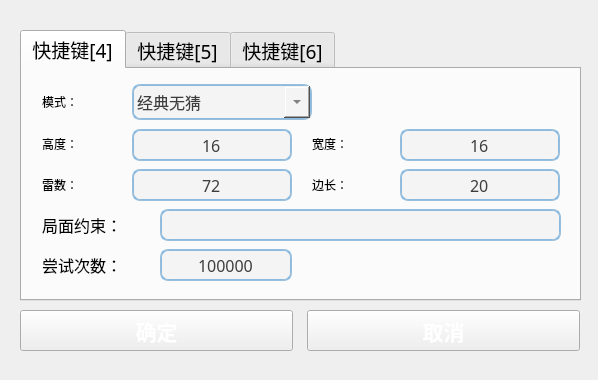
This is uiFiles/ui_gs_shortcuts.ui in ljzloser/Solvable-Minesweeper as Qt 5 draws it before an edit. The edited form follows.
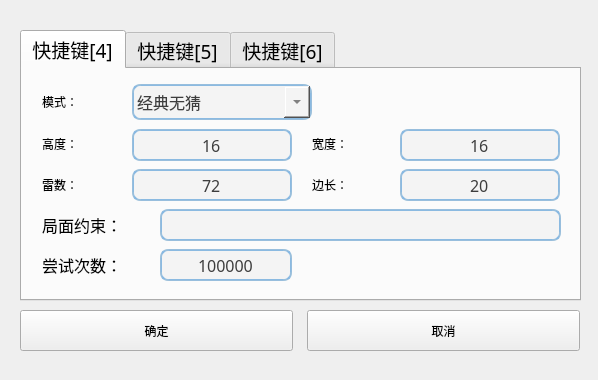
This is the edited form. Icons and pictures are not drawn.

Patch:
```diff
--- a/uiFiles/ui_gs_shortcuts.ui
+++ b/uiFiles/ui_gs_shortcuts.ui
@@ -54,23 +54,9 @@
      <height>41</height>
     </rect>
    </property>
-   <property name="font">
-    <font>
-     <family>黑体</family>
-     <pointsize>16</pointsize>
-     <weight>75</weight>
-     <italic>false</italic>
-     <bold>true</bold>
-    </font>
-   </property>
    <property name="focusPolicy">
     <enum>Qt::NoFocus</enum>
    </property>
-   <property name="styleSheet">
-    <string notr="true">border-image: url(media/button.png);
-font: 16pt &quot;黑体&quot;;
-color:white;font: bold;</string>
-   </property>
    <property name="text">
     <string>取消</string>
    </property>
@@ -87,23 +73,9 @@
      <height>41</height>
     </rect>
    </property>
-   <property name="font">
-    <font>
-     <family>黑体</family>
-     <pointsize>16</pointsize>
-     <weight>75</weight>
-     <italic>false</italic>
-     <bold>true</bold>
-    </font>
-   </property>
    <property name="focusPolicy">
     <enum>Qt::NoFocus</enum>
    </property>
-   <property name="styleSheet">
-    <string notr="true">border-image: url(media/button.png);
-font: 16pt &quot;黑体&quot;;
-color:white;font: bold;</string>
-   </property>
    <property name="text">
     <string>确定</string>
    </property>
```
